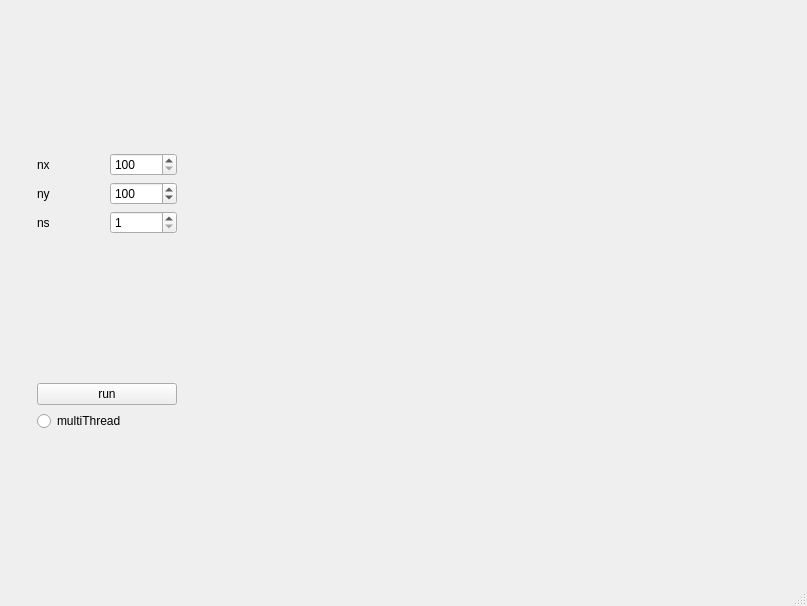
Old version of the form mainwindow.ui in the repository newMember1/toyPBRT.
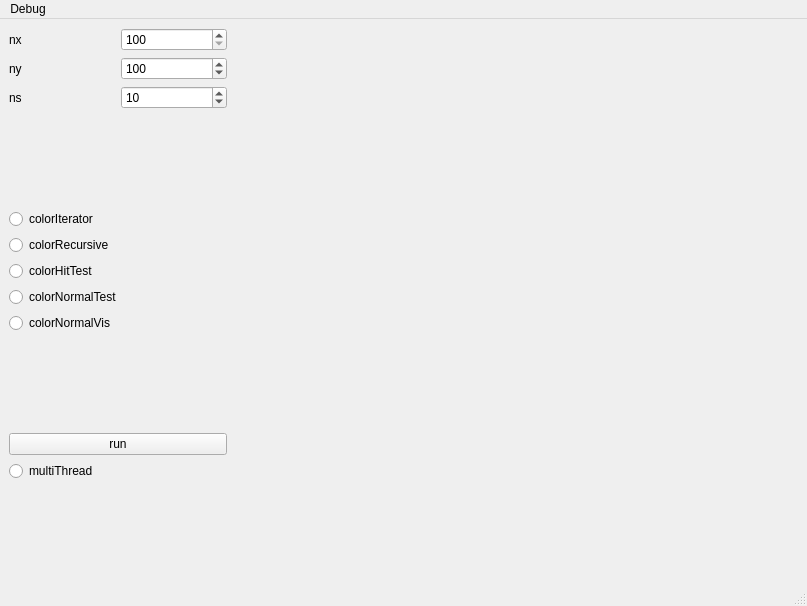
New version of the form.

```diff
--- a/mainwindow.ui
+++ b/mainwindow.ui
@@ -20,37 +20,14 @@
    <string>MainWindow</string>
   </property>
   <widget class="QWidget" name="centralwidget">
-   <layout class="QGridLayout" name="gridLayout" columnstretch="1,3">
-    <item row="0" column="0">
-     <layout class="QHBoxLayout" name="horizontalLayout_4" stretch="1,5,1">
-      <item>
-       <spacer name="horizontalSpacer_2">
-        <property name="orientation">
-         <enum>Qt::Horizontal</enum>
-        </property>
-        <property name="sizeHint" stdset="0">
-         <size>
-          <width>40</width>
-          <height>20</height>
-         </size>
-        </property>
-       </spacer>
-      </item>
+   <property name="autoFillBackground">
+    <bool>false</bool>
+   </property>
+   <layout class="QHBoxLayout" name="horizontalLayout_5" stretch="1,2">
+    <item>
+     <layout class="QHBoxLayout" name="horizontalLayout_4" stretch="5,1">
       <item>
        <layout class="QVBoxLayout" name="verticalLayout">
-        <item>
-         <spacer name="verticalSpacer">
-          <property name="orientation">
-           <enum>Qt::Vertical</enum>
-          </property>
-          <property name="sizeHint" stdset="0">
-           <size>
-            <width>20</width>
-            <height>40</height>
-           </size>
-          </property>
-         </spacer>
-        </item>
         <item>
          <layout class="QHBoxLayout" name="horizontalLayout_3">
           <item>
@@ -116,6 +93,64 @@
             <property name="maximum">
              <number>10000</number>
             </property>
+            <property name="value">
+             <number>10</number>
+            </property>
+           </widget>
+          </item>
+         </layout>
+        </item>
+        <item>
+         <spacer name="verticalSpacer_3">
+          <property name="orientation">
+           <enum>Qt::Vertical</enum>
+          </property>
+          <property name="sizeHint" stdset="0">
+           <size>
+            <width>20</width>
+            <height>40</height>
+           </size>
+          </property>
+         </spacer>
+        </item>
+        <item>
+         <layout class="QVBoxLayout" name="verticalLayout_2">
+          <item>
+           <widget class="QRadioButton" name="colorIter">
+            <property name="text">
+             <string>colorIterator</string>
+            </property>
+            <property name="checkable">
+             <bool>true</bool>
+            </property>
+           </widget>
+          </item>
+          <item>
+           <widget class="QRadioButton" name="colorRec">
+            <property name="text">
+             <string>colorRecursive</string>
+            </property>
+           </widget>
+          </item>
+          <item>
+           <widget class="QRadioButton" name="colorHit">
+            <property name="text">
+             <string>colorHitTest</string>
+            </property>
+           </widget>
+          </item>
+          <item>
+           <widget class="QRadioButton" name="colorNorTest">
+            <property name="text">
+             <string>colorNormalTest</string>
+            </property>
+           </widget>
+          </item>
+          <item>
+           <widget class="QRadioButton" name="colorNorVis">
+            <property name="text">
+             <string>colorNormalVis</string>
+            </property>
            </widget>
           </item>
          </layout>
@@ -151,7 +186,7 @@
          </widget>
         </item>
         <item>
-         <spacer name="verticalSpacer_3">
+         <spacer name="verticalSpacer">
           <property name="orientation">
            <enum>Qt::Vertical</enum>
           </property>
@@ -180,7 +215,7 @@
       </item>
      </layout>
     </item>
-    <item row="0" column="1">
+    <item>
      <widget class="QLabel" name="imageLabel">
       <property name="sizePolicy">
        <sizepolicy hsizetype="Expanding" vsizetype="Expanding">
@@ -219,6 +254,14 @@
      <height>26</height>
     </rect>
    </property>
+   <widget class="QMenu" name="menuDebug">
+    <property name="title">
+     <string>Debug</string>
+    </property>
+    <addaction name="separator"/>
+    <addaction name="actionTraceRays"/>
+   </widget>
+   <addaction name="menuDebug"/>
   </widget>
   <widget class="QStatusBar" name="statusbar"/>
  </widget>
```
Left out of the diff: 44 changed lines with no effect on the pictures.
